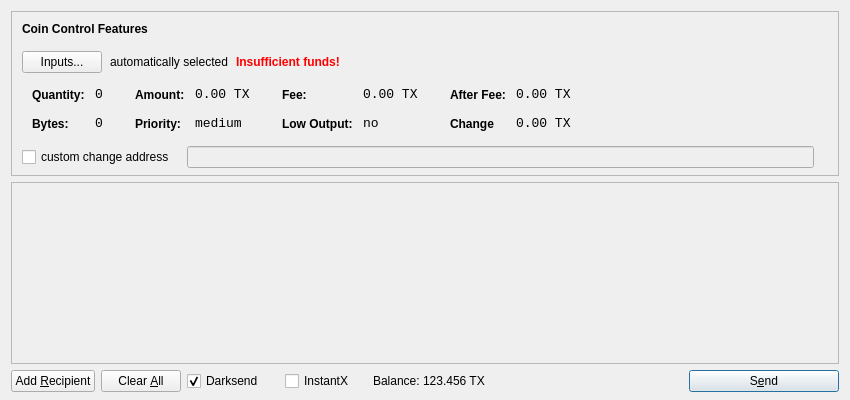
This is src/qt/forms/sendcoinsdialog.ui in ajeef/Rubix as Qt 5 draws it before an edit. The edited form follows.
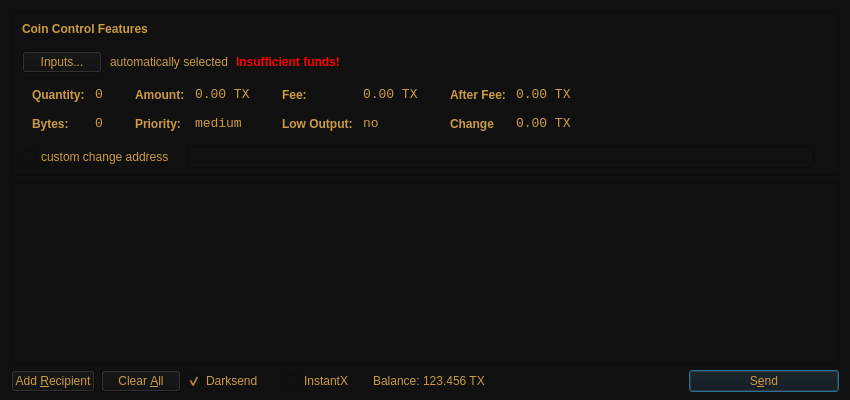
This is the edited form. Icons and pictures are not drawn.

What changed in the file:
```diff
--- a/src/qt/forms/sendcoinsdialog.ui
+++ b/src/qt/forms/sendcoinsdialog.ui
@@ -13,6 +13,10 @@
   <property name="windowTitle">
    <string>Send Coins</string>
   </property>
+  <property name="styleSheet">
+   <string notr="true">color: rgb(204, 155, 68);
+background-color: rgb(16, 16, 16);</string>
+  </property>
   <layout class="QVBoxLayout" name="verticalLayout" stretch="0,1,0">
    <property name="bottomMargin">
     <number>8</number>
@@ -39,7 +43,7 @@
      </property>
      <layout class="QVBoxLayout" name="verticalLayoutCoinControl2">
       <property name="spacing">
-       <number>-1</number>
+       <number>6</number>
       </property>
       <property name="leftMargin">
        <number>0</number>
@@ -626,7 +630,7 @@
         <x>0</x>
         <y>0</y>
         <width>830</width>
-        <height>165</height>
+        <height>172</height>
        </rect>
       </property>
       <layout class="QVBoxLayout" name="verticalLayout_2">
```
Left out of the diff: 24 changed lines with no effect on the pictures.
